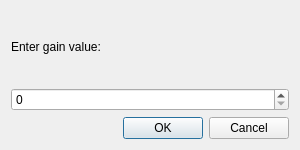
Before: the Qt Designer form astrofilemanager/ui/GainDialog.ui in bcolyn/PhotonFinder, drawn with Qt 5.
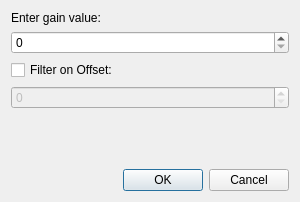
After: the same form once the commit is applied.

Commit message: Add support for CCD offset metadata

What changed in the file:
```diff
--- a/astrofilemanager/ui/GainDialog.ui
+++ b/astrofilemanager/ui/GainDialog.ui
@@ -7,7 +7,7 @@
     <x>0</x>
     <y>0</y>
     <width>300</width>
-    <height>150</height>
+    <height>202</height>
    </rect>
   </property>
   <property name="windowTitle">
@@ -37,6 +37,36 @@
      </property>
     </widget>
    </item>
+   <item>
+    <widget class="QCheckBox" name="offset_check">
+     <property name="text">
+      <string>Filter on Offset:</string>
+     </property>
+    </widget>
+   </item>
+   <item>
+    <widget class="QSpinBox" name="offset_spin">
+     <property name="enabled">
+      <bool>false</bool>
+     </property>
+     <property name="maximum">
+      <number>10000</number>
+     </property>
+    </widget>
+   </item>
+   <item>
+    <spacer name="verticalSpacer">
+     <property name="orientation">
+      <enum>Qt::Orientation::Vertical</enum>
+     </property>
+     <property name="sizeHint" stdset="0">
+      <size>
+       <width>20</width>
+       <height>40</height>
+      </size>
+     </property>
+    </spacer>
+   </item>
    <item>
     <widget class="QDialogButtonBox" name="buttonBox">
      <property name="standardButtons">
```
Left out of the diff: 10 changed lines with no effect on the pictures. The commit also changes 5 other files.
